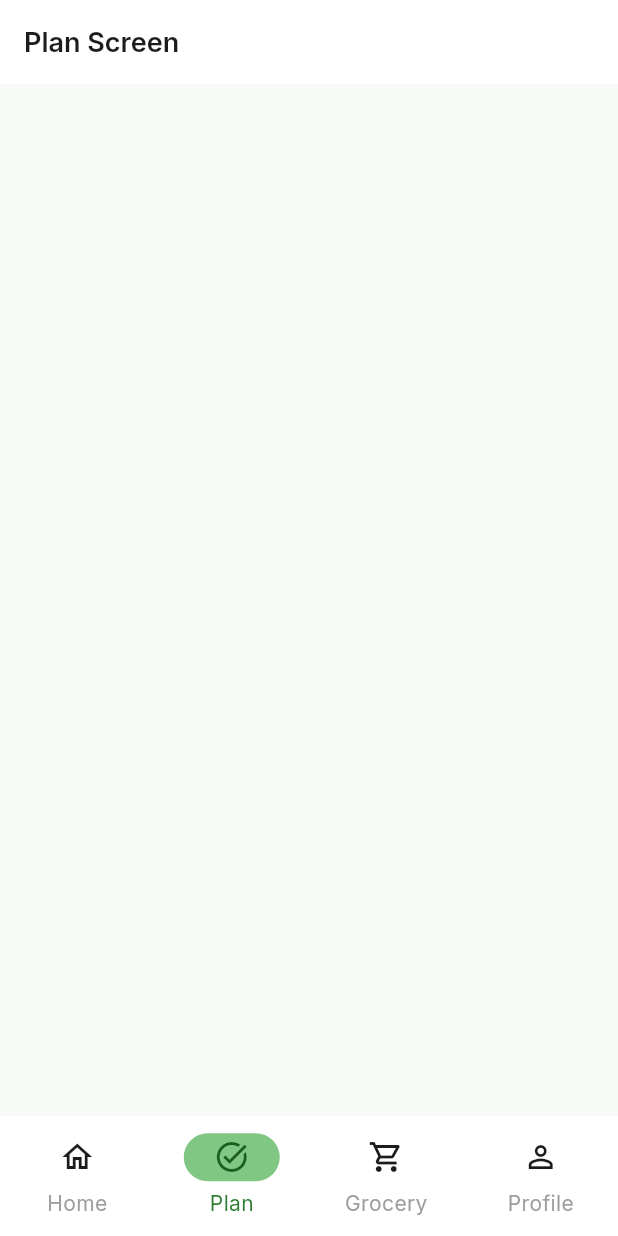
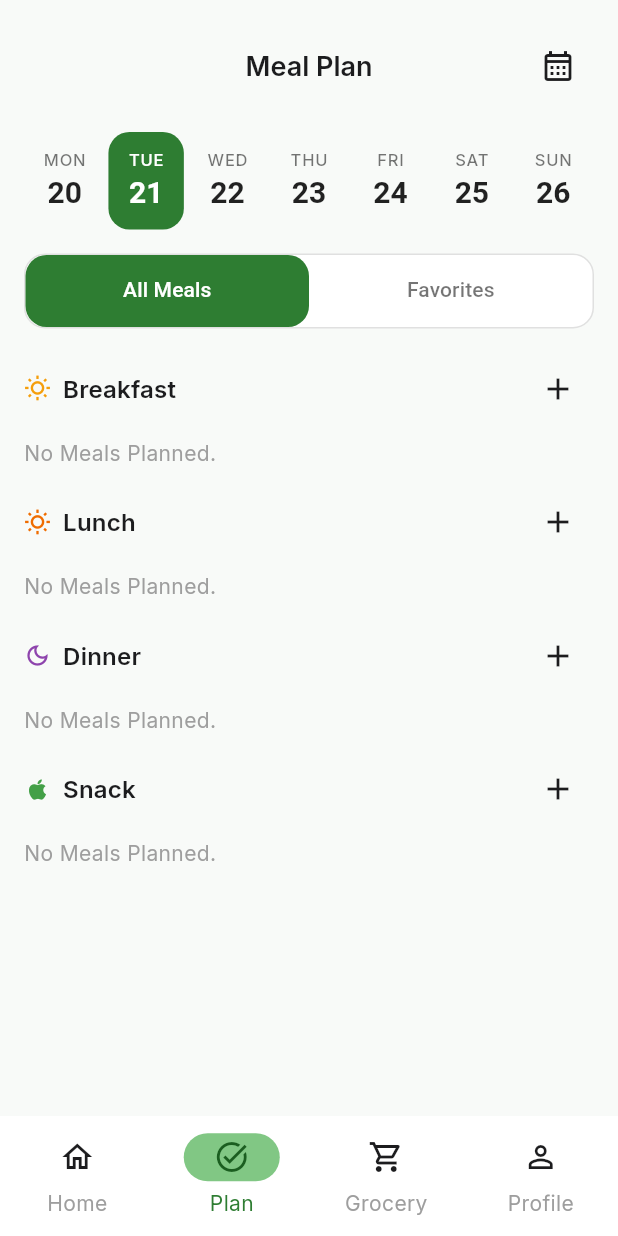
Before and after one commit to rodelgabriel45/meal_flow, a Flutter app: the PlanScreen screen opened by its route, on a phone screen of 412 x 824 dp. Run offline on Flutter 3.47's test engine with Material 3 defaults, Android fonts, the phone set to English and light mode, and no system bars; our stand-ins replace go_router, google_fonts, shared_preferences; accounts and stored records are empty.

Commit message:
Build Meal Plan screen UI and complete all meals section

```diff
--- a/lib/features/home/screens/home_screen.dart
+++ b/lib/features/home/screens/home_screen.dart
@@ -121,15 +121,15 @@ class HomeScreen extends StatelessWidget {
                       MealCategory.breakfast,
                       today,
                     );
-                    final lunch = provider.mealsByCategory(
+                    final lunches = provider.mealsByCategory(
                       MealCategory.lunch,
                       today,
                     );
-                    final dinner = provider.mealsByCategory(
+                    final dinners = provider.mealsByCategory(
                       MealCategory.dinner,
                       today,
                     );
-                    final snack = provider.mealsByCategory(
+                    final snacks = provider.mealsByCategory(
                       MealCategory.snack,
                       today,
                     );
@@ -148,7 +148,7 @@ class HomeScreen extends StatelessWidget {
 
                         MealCategoryCard(
                           category: MealCategory.lunch,
-                          meals: lunch,
+                          meals: lunches,
                           icon: Icons.wb_sunny_outlined,
                           iconColor: AppColors.lunch,
                           date: today,
@@ -158,7 +158,7 @@ class HomeScreen extends StatelessWidget {
 
                         MealCategoryCard(
                           category: MealCategory.dinner,
-                          meals: dinner,
+                          meals: dinners,
                           icon: Icons.dark_mode_outlined,
                           iconColor: AppColors.dinner,
                           date: today,
@@ -168,7 +168,7 @@ class HomeScreen extends StatelessWidget {
 
                         MealCategoryCard(
                           category: MealCategory.snack,
-                          meals: snack,
+                          meals: snacks,
                           icon: Icons.apple,
                           iconColor: AppColors.snack,
                           date: today,
--- a/lib/features/plan/screens/plan_screen.dart
+++ b/lib/features/plan/screens/plan_screen.dart
@@ -1,10 +1,69 @@
 import 'package:flutter/material.dart';
+import 'package:mealflow/core/theme/app_spacing.dart';
+import 'package:mealflow/features/plan/widgets/meal_plan_section.dart';
+import 'package:mealflow/features/plan/widgets/week_calendar.dart';
 
-class PlanScreen extends StatelessWidget {
+class PlanScreen extends StatefulWidget {
   const PlanScreen({super.key});
 
   @override
+  State<PlanScreen> createState() => _PlanScreenState();
+}
+
+class _PlanScreenState extends State<PlanScreen> {
+  DateTime selectedDate = DateTime.now();
+
+  void onDateSelected(DateTime date) {
+    setState(() {
+      selectedDate = date;
+    });
+  }
+
+  @override
   Widget build(BuildContext context) {
-    return Scaffold(appBar: AppBar(title: const Text('Plan Screen')));
+    return Scaffold(
+      body: SafeArea(
+        child: Padding(
+          padding: AppSpacing.pagePadding,
+          child: Column(
+            children: [
+              SizedBox(
+                height: 56,
+                child: Stack(
+                  alignment: Alignment.center,
+                  children: [
+                    Text(
+                      'Meal Plan',
+                      style: Theme.of(context).textTheme.titleLarge,
+                    ),
+
+                    Align(
+                      alignment: Alignment.centerRight,
+                      child: IconButton(
+                        onPressed: () {
+                          //
+                        },
+                        icon: const Icon(Icons.calendar_month_outlined),
+                      ),
+                    ),
+                  ],
+                ),
+              ),
+
+              AppSpacing.verticalMD,
+
+              WeekCalendar(
+                selectedDate: selectedDate,
+                onDateSelected: onDateSelected,
+              ),
+
+              AppSpacing.verticalMD,
+
+              MealPlanSection(selectedDate: selectedDate),
+            ],
+          ),
+        ),
+      ),
+    );
   }
 }
--- /dev/null
+++ b/lib/features/plan/widgets/day_item.dart
@@ -0,0 +1,59 @@
+import 'package:flutter/material.dart';
+import 'package:intl/intl.dart';
+import 'package:mealflow/core/theme/app_colors.dart';
+import 'package:mealflow/core/theme/app_radius.dart';
+
+class DayItem extends StatelessWidget {
+  final DateTime date;
+  final bool isSelected;
+  final ValueChanged<DateTime> onTap;
+  const DayItem({
+    super.key,
+    required this.date,
+    required this.isSelected,
+    required this.onTap,
+  });
+
+  @override
+  Widget build(BuildContext context) {
+    return Material(
+      color: Colors.transparent,
+      child: InkWell(
+        borderRadius: AppRadius.medium,
+        onTap: () {
+          onTap(date);
+        },
+        child: AnimatedContainer(
+          duration: Duration(milliseconds: 200),
+          decoration: BoxDecoration(
+            borderRadius: AppRadius.medium,
+            color: isSelected ? AppColors.primary : Colors.transparent,
+          ),
+          child: Column(
+            mainAxisAlignment: MainAxisAlignment.center,
+            children: [
+              Text(
+                DateFormat('EEE').format(date).toUpperCase(),
+                style: Theme.of(context).textTheme.labelSmall?.copyWith(
+                  fontSize: 11,
+                  fontWeight: FontWeight.w500,
+                  letterSpacing: 0.5,
+                  color: isSelected ? Colors.white : Colors.black54,
+                ),
+              ),
+              const SizedBox(height: 2),
+              Text(
+                '${date.day}',
+                style: Theme.of(context).textTheme.headlineSmall?.copyWith(
+                  fontSize: 20,
+                  fontWeight: FontWeight.w600,
+                  color: isSelected ? Colors.white : Colors.black87,
+                ),
+              ),
+            ],
+          ),
+        ),
+      ),
+    );
+  }
+}
--- /dev/null
+++ b/lib/features/plan/widgets/meal_card.dart
@@ -0,0 +1,70 @@
+import 'package:flutter/material.dart';
+import 'package:mealflow/core/theme/app_colors.dart';
+import 'package:mealflow/core/theme/app_radius.dart';
+import 'package:mealflow/core/theme/app_shadows.dart';
+import 'package:mealflow/core/theme/app_spacing.dart';
+import 'package:mealflow/features/home/models/meal.dart';
+import 'package:mealflow/features/plan/widgets/meal_image.dart';
+
+class MealCard extends StatelessWidget {
+  final Meal meal;
+  const MealCard({super.key, required this.meal});
+
+  @override
+  Widget build(BuildContext context) {
+    return Container(
+      padding: AppSpacing.cardPadding,
+      decoration: BoxDecoration(
+        color: AppColors.surface,
+        borderRadius: AppRadius.large,
+        boxShadow: AppShadows.small,
+      ),
+      child: Row(
+        mainAxisAlignment: MainAxisAlignment.start,
+        children: [
+          SizedBox(
+            width: 72,
+            height: 72,
+            child: ClipRRect(
+              borderRadius: AppRadius.medium,
+              child: MealImage(),
+            ),
+          ),
+
+          Expanded(
+            child: Padding(
+              padding: AppSpacing.cardPadding,
+              child: Column(
+                mainAxisAlignment: MainAxisAlignment.center,
+                crossAxisAlignment: CrossAxisAlignment.start,
+                children: [
+                  Text(
+                    meal.title,
+                    maxLines: 2,
+                    style: Theme.of(context).textTheme.titleMedium?.copyWith(
+                      fontWeight: FontWeight.w600,
+                    ),
+                  ),
+
+                  AppSpacing.verticalSM,
+
+                  Text(
+                    '${meal.calories} kcal',
+                    style: Theme.of(
+                      context,
+                    ).textTheme.bodyMedium?.copyWith(color: Colors.grey),
+                  ),
+                ],
+              ),
+            ),
+          ),
+
+          Padding(
+            padding: const EdgeInsets.only(right: 16),
+            child: const Icon(Icons.delete_outline),
+          ),
+        ],
+      ),
+    );
+  }
+}
--- /dev/null
+++ b/lib/features/plan/widgets/meal_category_list.dart
@@ -0,0 +1,61 @@
+import 'package:flutter/material.dart';
+import 'package:mealflow/core/theme/app_spacing.dart';
+import 'package:mealflow/features/home/models/meal.dart';
+import 'package:mealflow/features/plan/widgets/meal_card.dart';
+
+class MealCategoryList extends StatelessWidget {
+  final String title;
+  final IconData icon;
+  final Color iconColor;
+  final List<Meal> meals;
+  const MealCategoryList({
+    super.key,
+    required this.title,
+    required this.icon,
+    required this.iconColor,
+    required this.meals,
+  });
+
+  @override
+  Widget build(BuildContext context) {
+    return Column(
+      crossAxisAlignment: CrossAxisAlignment.start,
+      children: [
+        Row(
+          mainAxisAlignment: MainAxisAlignment.spaceBetween,
+          children: [
+            Row(
+              children: [
+                Icon(icon, color: iconColor, size: 18),
+                AppSpacing.horizontalSM,
+                Text(title, style: Theme.of(context).textTheme.titleMedium),
+              ],
+            ),
+
+            IconButton(onPressed: () {}, icon: const Icon(Icons.add)),
+          ],
+        ),
+
+        AppSpacing.verticalSM,
+
+        if (meals.isEmpty)
+          Padding(
+            padding: const EdgeInsets.only(bottom: 12),
+            child: Text(
+              'No Meals Planned.',
+              style: Theme.of(
+                context,
+              ).textTheme.bodyMedium?.copyWith(color: Colors.grey),
+            ),
+          )
+        else
+          ...meals.map(
+            (meal) => Padding(
+              padding: const EdgeInsets.only(bottom: 12),
+              child: MealCard(meal: meal),
+            ),
+          ),
+      ],
+    );
+  }
+}
--- /dev/null
+++ b/lib/features/plan/widgets/meal_plan_section.dart
@@ -0,0 +1,166 @@
+import 'package:flutter/material.dart';
+import 'package:mealflow/core/theme/app_colors.dart';
+import 'package:mealflow/core/theme/app_radius.dart';
+import 'package:mealflow/core/theme/app_spacing.dart';
+import 'package:mealflow/features/home/models/meal.dart';
+import 'package:mealflow/features/home/providers/meal_provider.dart';
+import 'package:mealflow/features/plan/widgets/meal_category_list.dart';
+import 'package:provider/provider.dart';
+
+class MealPlanSection extends StatelessWidget {
+  final DateTime selectedDate;
+  const MealPlanSection({super.key, required this.selectedDate});
+
+  @override
+  Widget build(BuildContext context) {
+    return Expanded(
+      child: DefaultTabController(
+        length: 2,
+        child: Column(
+          children: [
+            Container(
+              decoration: BoxDecoration(
+                color: Colors.white,
+                borderRadius: AppRadius.medium,
+                border: Border.all(color: Colors.grey.shade300),
+              ),
+              child: TabBar(
+                dividerColor: Colors.transparent,
+
+                indicator: BoxDecoration(
+                  color: AppColors.primary,
+                  borderRadius: AppRadius.medium,
+                ),
+
+                indicatorSize: TabBarIndicatorSize.tab,
+
+                labelColor: AppColors.surface,
+
+                unselectedLabelColor: Colors.black54,
+
+                tabs: const [
+                  Tab(text: 'All Meals'),
+                  Tab(text: 'Favorites'),
+                ],
+              ),
+            ),
+
+            AppSpacing.verticalMD,
+
+            Expanded(
+              child: TabBarView(
+                children: [
+                  MediaQuery.removePadding(
+                    context: context,
+                    child: Consumer<MealProvider>(
+                      builder: (context, provider, child) {
+                        final breakfasts = provider.mealsByCategory(
+                          MealCategory.breakfast,
+                          selectedDate,
+                        );
+                        final lunches = provider.mealsByCategory(
+                          MealCategory.lunch,
+                          selectedDate,
+                        );
+                        final dinners = provider.mealsByCategory(
+                          MealCategory.dinner,
+                          selectedDate,
+                        );
+                        final snacks = provider.mealsByCategory(
+                          MealCategory.snack,
+                          selectedDate,
+                        );
+
+                        return ListView(
+                          children: [
+                            MealCategoryList(
+                              title: 'Breakfast',
+                              icon: Icons.wb_sunny_outlined,
+                              iconColor: AppColors.breakfast,
+                              meals: breakfasts,
+                            ),
+                            MealCategoryList(
+                              title: 'Lunch',
+                              icon: Icons.wb_sunny_outlined,
+                              iconColor: AppColors.lunch,
+                              meals: lunches,
+                            ),
+                            MealCategoryList(
+                              title: 'Dinner',
+                              icon: Icons.dark_mode_outlined,
+                              iconColor: AppColors.dinner,
+                              meals: dinners,
+                            ),
+                            MealCategoryList(
+                              title: 'Snack',
+                              icon: Icons.apple,
+                              iconColor: AppColors.snack,
+                              meals: snacks,
+                            ),
+                          ],
+                        );
+                      },
+                    ),
+                  ),
+
+                  MediaQuery.removePadding(
+                    context: context,
+                    child: Consumer<MealProvider>(
+                      builder: (context, provider, child) {
+                        final breakfasts = provider.mealsByCategory(
+                          MealCategory.breakfast,
+                          selectedDate,
+                        );
+                        final lunches = provider.mealsByCategory(
+                          MealCategory.lunch,
+                          selectedDate,
+                        );
+                        final dinners = provider.mealsByCategory(
+                          MealCategory.dinner,
+                          selectedDate,
+                        );
+                        final snacks = provider.mealsByCategory(
+                          MealCategory.snack,
+                          selectedDate,
+                        );
+
+                        return ListView(
+                          children: [
+                            MealCategoryList(
+                              title: 'Breakfast',
+                              icon: Icons.wb_sunny_outlined,
+                              iconColor: AppColors.breakfast,
+                              meals: breakfasts,
+                            ),
+                            MealCategoryList(
+                              title: 'Lunch',
+                              icon: Icons.wb_sunny_outlined,
+                              iconColor: AppColors.lunch,
+                              meals: lunches,
+                            ),
+                            MealCategoryList(
+                              title: 'Dinner',
+                              icon: Icons.dark_mode_outlined,
+                              iconColor: AppColors.dinner,
+                              meals: dinners,
+                            ),
+                            MealCategoryList(
+                              title: 'Snack',
+                              icon: Icons.apple,
+                              iconColor: AppColors.snack,
+                              meals: snacks,
+                            ),
+                          ],
+                        );
+                      },
+                    ),
+                  ),
+                ],
+              ),
+            ),
+          ],
+        ),
+      ),
+    );
+  }
+}
--- /dev/null
+++ b/lib/features/plan/widgets/week_calendar.dart
@@ -0,0 +1,43 @@
+import 'package:flutter/material.dart';
+import 'package:mealflow/features/plan/widgets/day_item.dart';
+
+class WeekCalendar extends StatelessWidget {
+  final DateTime selectedDate;
+  final ValueChanged<DateTime> onDateSelected;
+  const WeekCalendar({
+    super.key,
+    required this.selectedDate,
+    required this.onDateSelected,
+  });
+
+  @override
+  Widget build(BuildContext context) {
+    final today = DateTime.now();
+
+    final monday = today.subtract(Duration(days: today.weekday - 1));
+
+    bool isSameDay(DateTime a, DateTime b) {
+      return a.year == b.year && a.month == b.month && a.day == b.day;
+    }
+
+    return SizedBox(
+      height: 65,
+      child: Row(
+        children: List.generate(7, (index) {
+          final date = monday.add(Duration(days: index));
+
+          return Expanded(
+            child: Padding(
+              padding: const EdgeInsets.symmetric(horizontal: 2),
+              child: DayItem(
+                date: date,
+                isSelected: isSameDay(date, selectedDate),
+                onTap: onDateSelected,
+              ),
+            ),
+          );
+        }),
+      ),
+    );
+  }
+}
```
